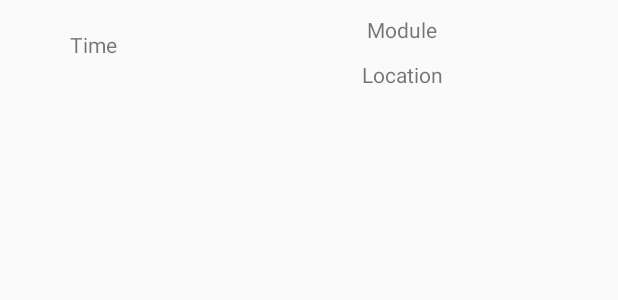
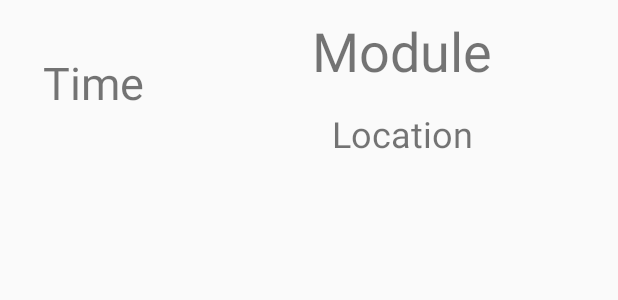
Before and after one commit to TSephiri/Timetable2020, an Android app: the layout adapter_view_layout.xml on its own in the app's theme, with its tools: preview values and no code run, on a phone screen of 412 x 824 dp. Shown: the top 300 px of the screen. Run offline under Robolectric (Android 15) with nearby library versions, the phone set to English and light mode, and no system bars.

Commit message:
Initialised listView(empty) with times for monday - thursday

```diff
--- a/app/src/main/AndroidManifest.xml
+++ b/app/src/main/AndroidManifest.xml
@@ -12,6 +12,8 @@
         android:roundIcon="@mipmap/ic_launcher_round"
         android:supportsRtl="true"
         android:theme="@style/AppTheme">
+        <activity android:name=".NewUser"></activity>
+       <!-- <activity android:name=".MainActivity"></activity>-->
         <activity android:name=".MainActivity">
             <intent-filter>
                 <action android:name="android.intent.action.MAIN" />
@@ -19,9 +21,7 @@
                 <category android:name="android.intent.category.LAUNCHER" />
             </intent-filter>
         </activity>
-        <activity android:name=".signIn">
-
-        </activity>
+        <activity android:name=".signIn"></activity>
     </application>
 
 </manifest>
--- a/app/src/main/java/com/example/app/Retrofit/RetrofitClient.java
+++ b/app/src/main/java/com/example/app/Retrofit/RetrofitClient.java
@@ -7,7 +7,10 @@ import retrofit2.converter.scalars.ScalarsConverterFactory;
 
 public class RetrofitClient {
     private static Retrofit instance_Post;
-    private static String url = "http://192.168.8.105:3000/";//API ip address
+    private static String url =  "http://192.168.8.105:3000/";//API ip address
+
+        // "http://192.168.43.224:3000/";
+        //"http://192.168.8.105:3000/";//API ip address
 
 
     public static Retrofit getInstance(){
--- a/app/src/main/res/layout/adapter_view_layout.xml
+++ b/app/src/main/res/layout/adapter_view_layout.xml
@@ -2,19 +2,20 @@
 <LinearLayout
     xmlns:android="http://schemas.android.com/apk/res/android"
     android:layout_width="match_parent"
-    android:layout_height="wrap_content"
+    android:layout_height="110dp"
     android:orientation ="horizontal"
     android:weightSum="100">
 
 
     <TextView
+        android:id="@+id/time"
+        android:layout_width="match_parent"
+        android:layout_height="match_parent"
+        android:layout_weight="70"
         android:gravity="center"
-        android:id="@+id/time"
+        android:text="Time"
         android:textAlignment="center"
-        android:layout_width="match_parent"
-        android:layout_height="60dp"
-        android:layout_weight="70"
-        android:text="Time"/>
+        android:textSize="30sp" />
 
     <LinearLayout
         android:layout_width="match_parent"
@@ -23,18 +24,20 @@
         android:layout_weight="30">
 
         <TextView
-            android:gravity="center"
             android:id="@+id/module"
             android:layout_width="match_parent"
-            android:layout_height="40dp"
-            android:text="Module" />
+            android:layout_height="68dp"
+            android:gravity="center"
+            android:text="Module"
+            android:textSize="36sp" />
 
         <TextView
-            android:gravity="center"
             android:id="@+id/venue"
             android:layout_width="match_parent"
-            android:layout_height="20dp"
-            android:text="Location" />
+            android:layout_height="42dp"
+            android:gravity="center"
+            android:text="Location"
+            android:textSize="24sp" />
 
     </LinearLayout>
 
```
Also changed, not shown: app/src/main/java/com/example/app/Monday.java (+27 -9 lines), app/src/main/java/com/example/app/Thursday.java (+88 -1 lines), app/src/main/java/com/example/app/Tuesday.java (+88 -1 lines), app/src/main/java/com/example/app/Wednesday.java (+89 -2 lines), app/src/main/res/values/strings.xml (+5 -5 lines).
